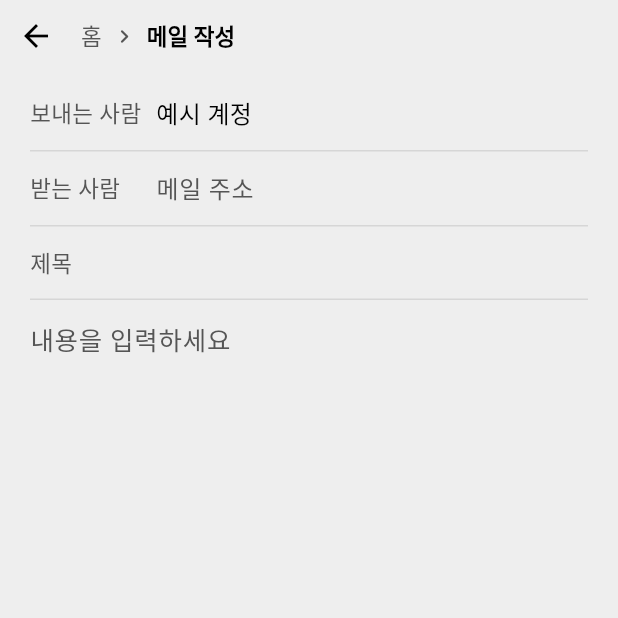
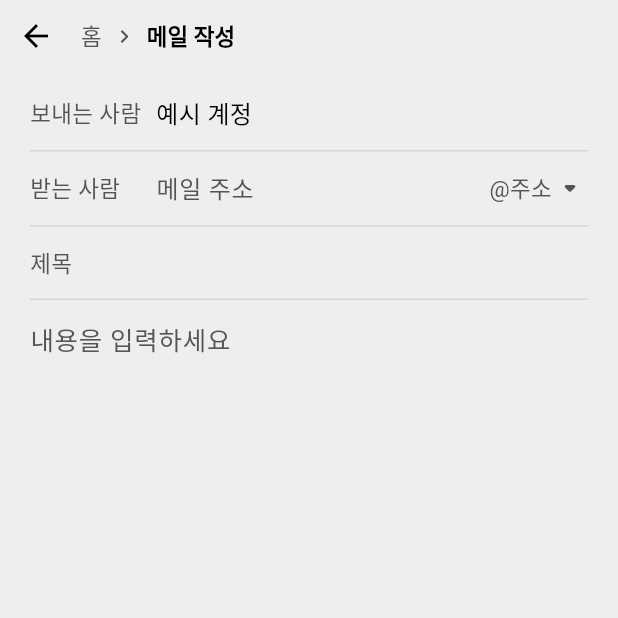
Before and after one commit to AppLegend-boys/alpha-mail, a Flutter app: the screen it shows after launch, after a tap on "메일 작성", on a phone screen of 412 x 824 dp, the top half of it. Run offline on Flutter 3.47's test engine with Material 3 defaults, Android fonts, the phone set to English and light mode, and no system bars; our stand-ins replace flutter_secure_storage, flutter_tts, wakelock_plus, webview_flutter; missing offline and left inert: background_downloader, cp949_codec, enough_mail, flutter_appauth, flutter_gemma, record and 1 more.

Commit message:
Pick the recipient's mail domain from a menu after the ID
Co-Authored-By: Claude Opus 5.5 <noreply@anthropic.com>

```diff
--- a/lib/screens/compose.dart
+++ b/lib/screens/compose.dart
@@ -16,6 +16,17 @@ enum SendAnswer { yes, no, again, unclear }
 // the whole answer.
 final _no = RegExp(r'취소|그만|나중|아니|말아|보내지\s*마');
 final _again = RegExp(r'다시');
+
+/// Mail domains offered after the recipient's ID, most used in Korea first.
+const _domains = [
+  'naver.com',
+  'gmail.com',
+  'daum.net',
+  'hanmail.net',
+  'kakao.com',
+  'nate.com',
+  'outlook.com',
+];
 final _yes = RegExp(r'보내|^\s*(응|네|예)\s*[.!?]?\s*$');
 
 /// Reads the answer to 보낼까요?. Only a clear yes sends.
@@ -496,12 +507,50 @@ class _ComposeScreenState extends State<ComposeScreen> {
           ),
           (
             '받는 사람',
-            TextField(
-              controller: _to,
-              style: text,
-              keyboardType: TextInputType.emailAddress,
-              onChanged: _edited,
-              decoration: bare.copyWith(hintText: '메일 주소'),
+            Row(
+              children: [
+                Expanded(
+                  child: TextField(
+                    controller: _to,
+                    style: text,
+                    keyboardType: TextInputType.emailAddress,
+                    onChanged: _edited,
+                    decoration: bare.copyWith(hintText: '메일 주소'),
+                  ),
+                ),
+                // Swaps what's after @, keeping the ID typed before it.
+                PopupMenuButton<String>(
+                  tooltip: '@ 뒤 주소 고르기',
+                  onSelected: (domain) {
+                    final id = _to.text.trim().split('@').first;
+                    _to.text = '$id@$domain';
+                    _edited(_to.text);
+                  },
+                  itemBuilder: (_) => [
+                    for (final d in _domains)
+                      PopupMenuItem(value: d, child: Text('@$d')),
+                  ],
+                  child: Padding(
+                    padding: const EdgeInsets.only(left: 8),
+                    child: Row(
+                      mainAxisSize: MainAxisSize.min,
+                      children: [
+                        Text(
+                          '@주소',
+                          style: TextStyle(
+                            fontSize: 15,
+                            color: colors.onSurfaceVariant,
+                          ),
+                        ),
+                        Icon(
+                          Icons.arrow_drop_down_rounded,
+                          color: colors.onSurfaceVariant,
+                        ),
+                      ],
+                    ),
+                  ),
+                ),
+              ],
             ),
           ),
           (
```
